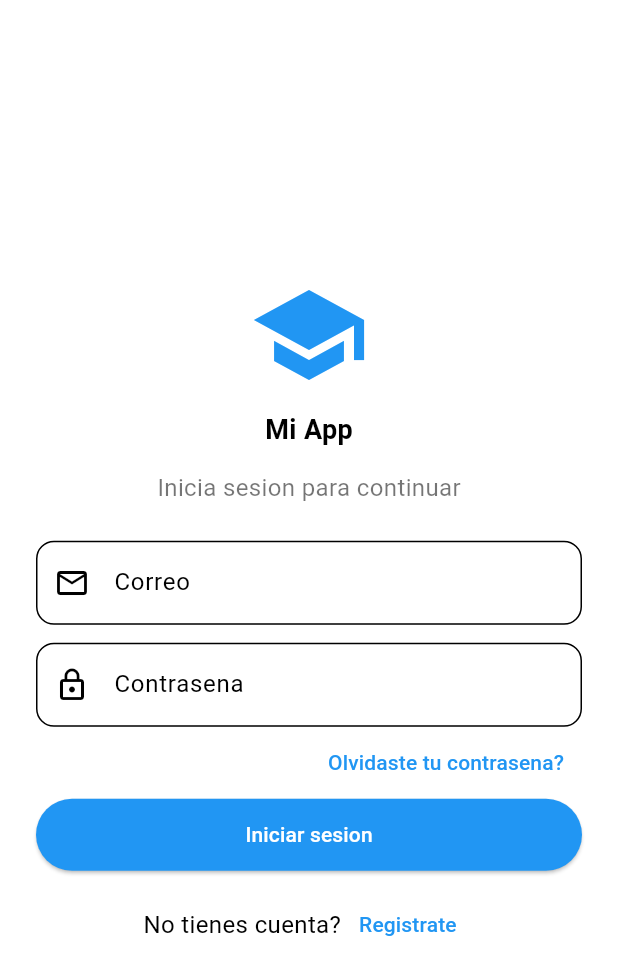
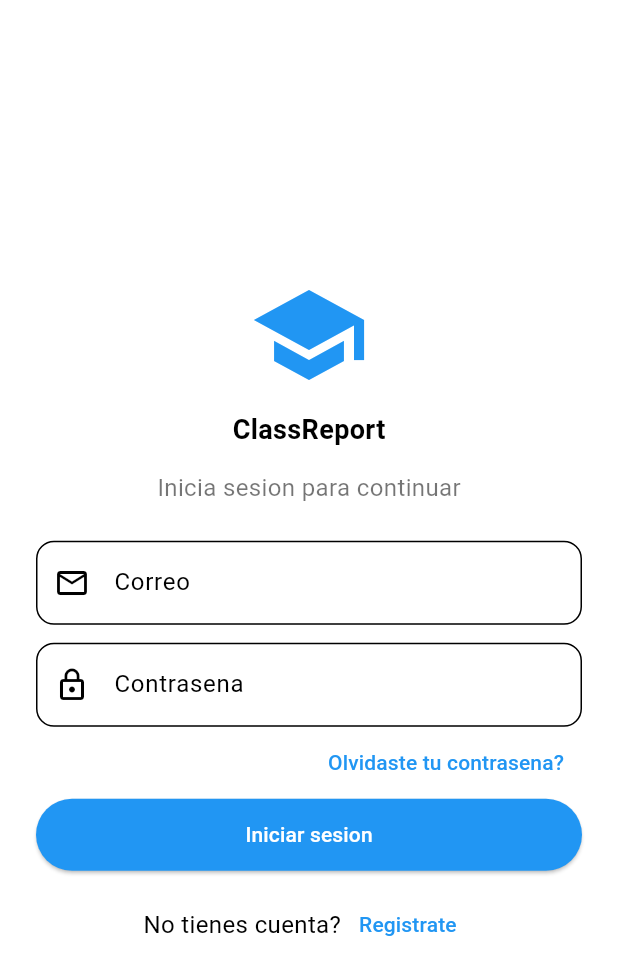
Before and after one commit to DAMKILO33/Class-Report-Final, a Flutter app: the screen it shows after launch, on a phone screen of 412 x 824 dp. Shown: the top 975 px of the screen. Run offline on Flutter 3.47's test engine with Material 3 defaults, Android fonts, the phone set to English and light mode, and no system bars; our stand-ins replace email_validator; accounts and stored records are empty.

Commit message:
Update app name

```diff
--- a/lib/widgets_mirian/app_logo.dart
+++ b/lib/widgets_mirian/app_logo.dart
@@ -15,7 +15,7 @@ class AppLogo extends StatelessWidget {
         ),
         SizedBox(height: 10),
         Text(
-          "Mi App",
+          "ClassReport",
           style: TextStyle(
             fontSize: 18,
             fontWeight: FontWeight.bold,
```
